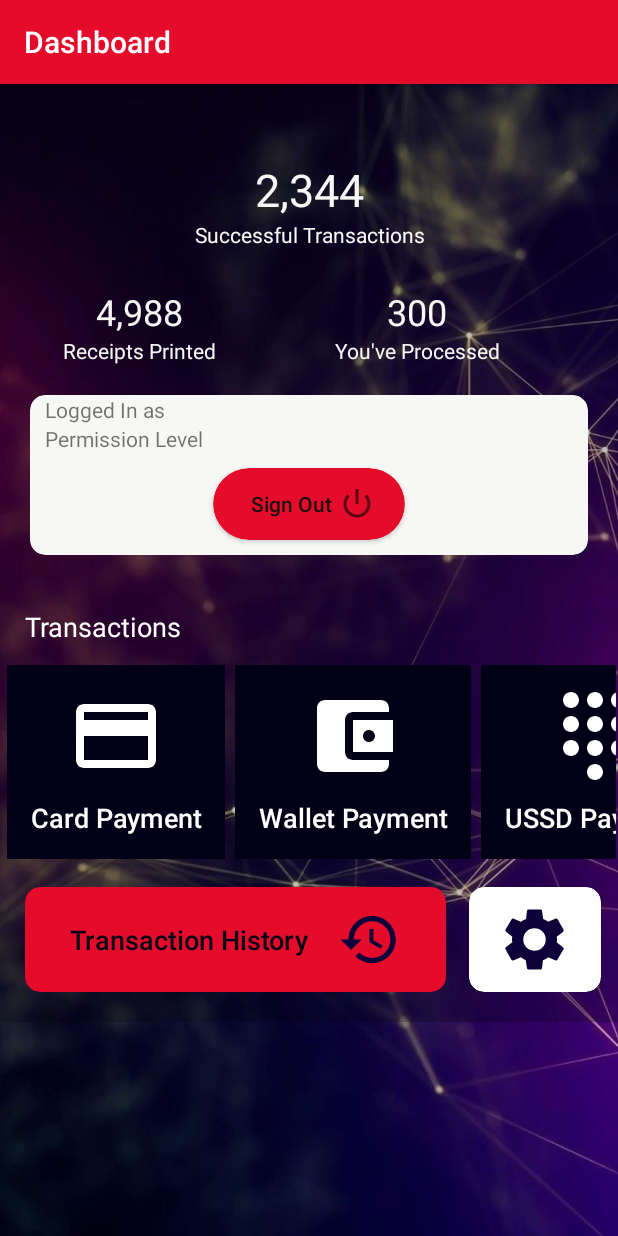
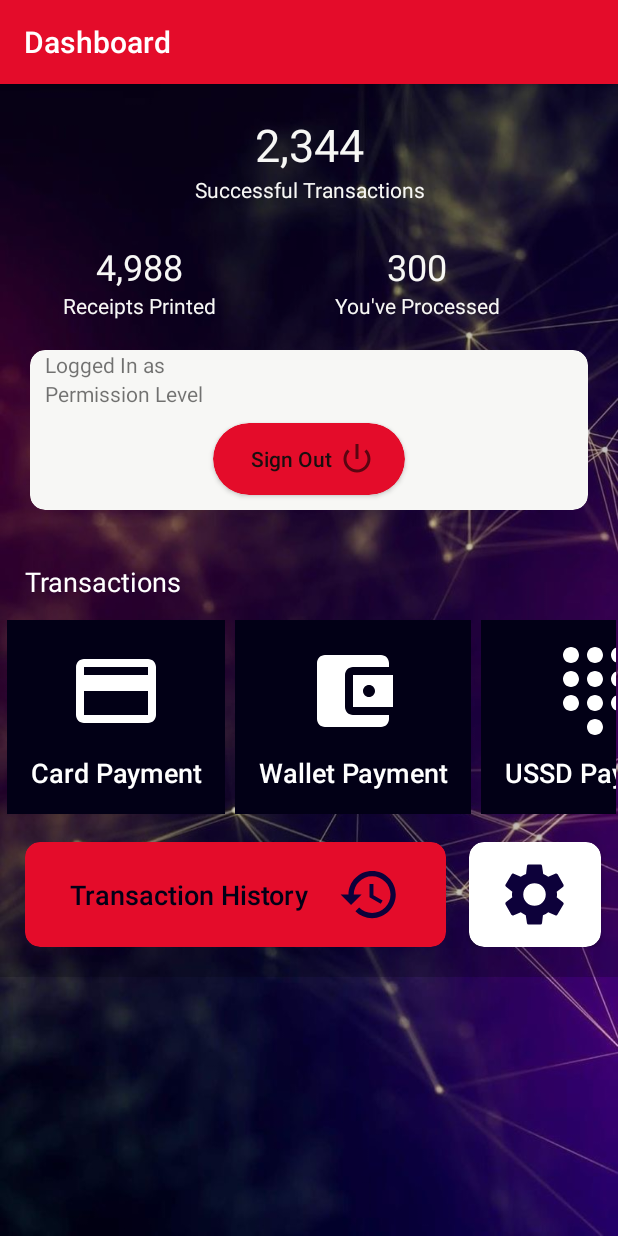
Before and after one commit to efulldev/ETPSPay, an Android app: the MainActivity screen opened directly, with no data from a screen before it, on a phone screen of 412 x 824 dp. Run offline under Robolectric (Android 15) with nearby library versions, the phone set to English and light mode, and no system bars; our stand-ins replace ButterKnife; 1 statement that could not run was skipped.

Commit message:
Modified mainActivity

```diff
--- a/app/src/main/res/layout/activity_main.xml
+++ b/app/src/main/res/layout/activity_main.xml
@@ -37,7 +37,7 @@
                     android:id="@+id/sucTransCountText"
                     android:layout_width="match_parent"
                     android:layout_height="wrap_content"
-                    android:layout_marginTop="50dp"
+                    android:layout_marginTop="20dp"
                     android:text="2,344"
                     android:textAlignment="center"
                     android:textColor="@color/light_grey"
```
Also changed, not shown: epay_tps_library_module/src/main/java/com/efulltech/epay_tps_library_module/AmountActivity.java (+6 -6 lines).
